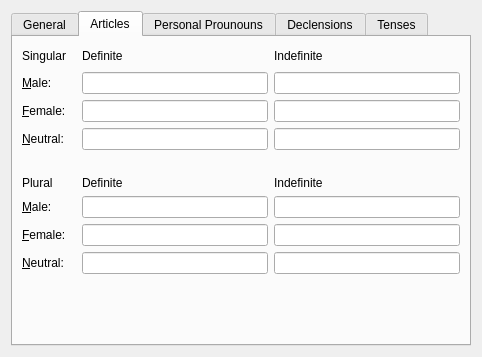
Qt form src/settings/languagepropertiespage.ui (KDE/parley) before a commit.
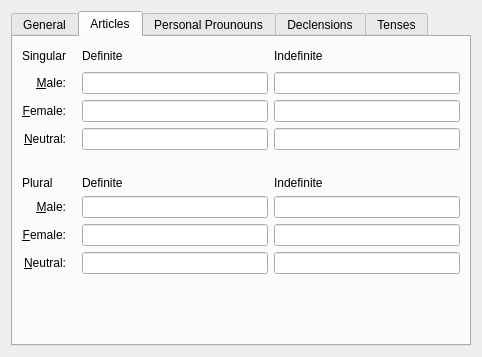
The same form after that commit. The open tabs and pages were chosen to show the change. Custom widgets are drawn as their Qt base class.

Commit message: make some dialog labels right aligned

Diff of the .ui file:
```diff
--- a/src/settings/languagepropertiespage.ui
+++ b/src/settings/languagepropertiespage.ui
@@ -87,14 +87,6 @@
       </layout>
      </widget>
      <widget class="QWidget" name="tab_2" >
-      <property name="geometry" >
-       <rect>
-        <x>0</x>
-        <y>0</y>
-        <width>466</width>
-        <height>315</height>
-       </rect>
-      </property>
       <attribute name="title" >
        <string>Articles</string>
       </attribute>
@@ -124,6 +116,9 @@
          <property name="text" >
           <string>&amp;Male:</string>
          </property>
+         <property name="alignment" >
+          <set>Qt::AlignRight|Qt::AlignTrailing|Qt::AlignVCenter</set>
+         </property>
          <property name="buddy" >
           <cstring>def_male</cstring>
          </property>
@@ -144,6 +139,9 @@
          <property name="text" >
           <string>&amp;Female:</string>
          </property>
+         <property name="alignment" >
+          <set>Qt::AlignRight|Qt::AlignTrailing|Qt::AlignVCenter</set>
+         </property>
          <property name="buddy" >
           <cstring>def_female</cstring>
          </property>
@@ -174,6 +172,9 @@
          <property name="text" >
           <string>&amp;Neutral:</string>
          </property>
+         <property name="alignment" >
+          <set>Qt::AlignRight|Qt::AlignTrailing|Qt::AlignVCenter</set>
+         </property>
          <property name="buddy" >
           <cstring>def_natural</cstring>
          </property>
@@ -287,6 +288,9 @@
          <property name="text" >
           <string>&amp;Neutral:</string>
          </property>
+         <property name="alignment" >
+          <set>Qt::AlignRight|Qt::AlignTrailing|Qt::AlignVCenter</set>
+         </property>
          <property name="buddy" >
           <cstring>def_natural_2</cstring>
          </property>
@@ -297,6 +301,9 @@
          <property name="text" >
           <string>&amp;Female:</string>
          </property>
+         <property name="alignment" >
+          <set>Qt::AlignRight|Qt::AlignTrailing|Qt::AlignVCenter</set>
+         </property>
          <property name="buddy" >
           <cstring>def_male_2</cstring>
          </property>
@@ -307,6 +314,9 @@
          <property name="text" >
           <string>&amp;Male:</string>
          </property>
+         <property name="alignment" >
+          <set>Qt::AlignRight|Qt::AlignTrailing|Qt::AlignVCenter</set>
+         </property>
          <property name="buddy" >
           <cstring>def_female_2</cstring>
          </property>
```
Left out of the diff: 60 changed lines with no effect on the pictures. The commit also changes 15 other files.
